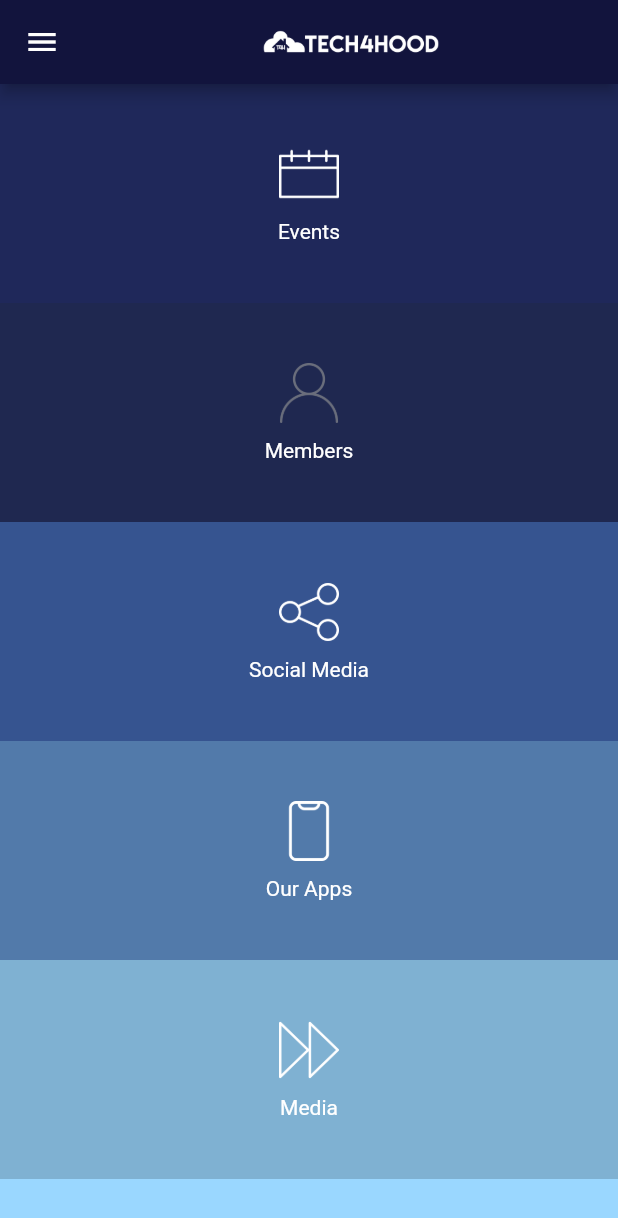
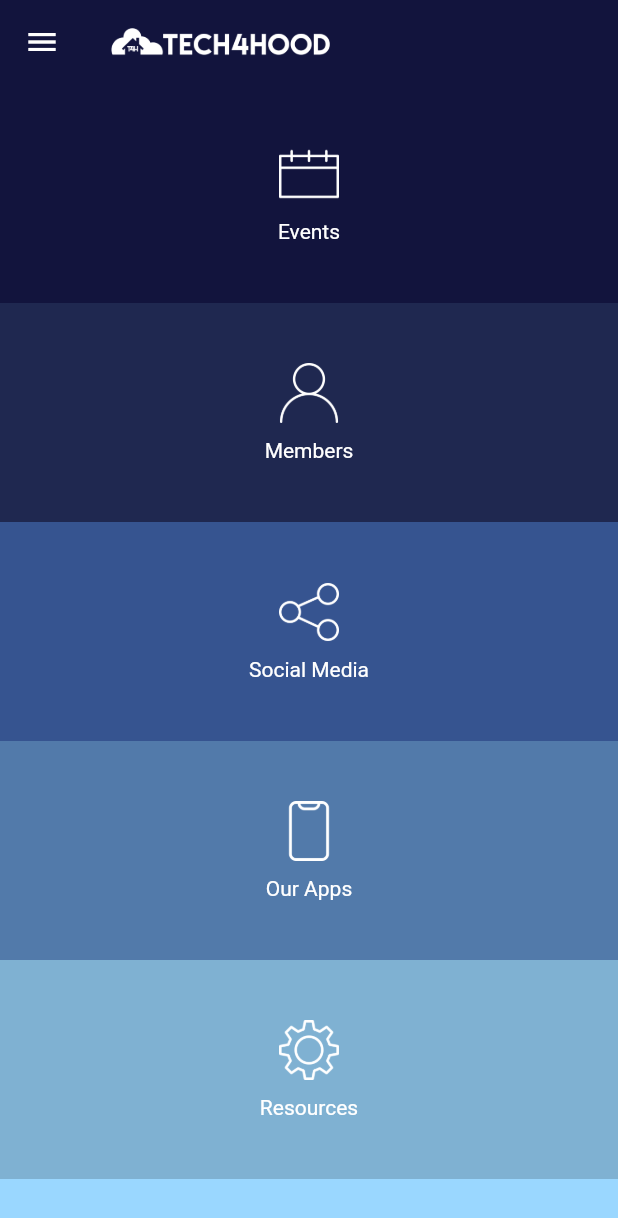
Before and after one commit to vladimirheredia/tech4hood, a Flutter app: the screen it shows after launch, on a phone screen of 412 x 824 dp. Shown: the top 1218 px of the screen. Run offline on Flutter 3.47's test engine with Material 2 defaults, Android fonts, the phone set to English and light mode, and no system bars; missing offline and left inert: flutter_html_view.

Commit message:
added app icons; fixed home page colors; added resources and learning pages.

```diff
--- a/lib/main.dart
+++ b/lib/main.dart
@@ -1,4 +1,5 @@
 import 'package:flutter/material.dart';
+import 'package:flutter/services.dart';
 import './pages/splash_page.dart';
 
 void main() => runApp(MyApp());
@@ -7,7 +8,13 @@ class MyApp extends StatelessWidget {
   // This widget is the root of your application.
   @override
   Widget build(BuildContext context) {
+    SystemChrome.setPreferredOrientations([
+        DeviceOrientation.portraitUp,
+        DeviceOrientation.portraitDown,
+      ]);
+
     return MaterialApp(
+      debugShowCheckedModeBanner: false,
       theme: ThemeData(
         // This is the theme of your application.
         //
--- a/lib/models/menu_item.dart
+++ b/lib/models/menu_item.dart
@@ -1,10 +1,11 @@
 import 'package:flutter/material.dart';
 
 class MenuItemModel extends Object {
-  MenuItemModel(this.label, this.image, this.bgColor, this.id);
+  MenuItemModel(this.label, this.image, this.bgColor, this.labelColor, this.id);
 
   final String label;
   final Color bgColor;
+  final Color labelColor;
   final String image;
   final String id;
 }
--- /dev/null
+++ b/lib/models/resources.dart
@@ -0,0 +1,23 @@
+class ResourceModel {
+  String title;
+  String description;
+  String link;
+  String resourceType;
+  String id;
+
+  ResourceModel({
+    this.title,
+    this.description,
+    this.link,
+    this.resourceType
+  });
+
+  factory ResourceModel.fromJson(Map<String, dynamic> json){
+    return ResourceModel(
+      title: json['title'],
+      description: json['description'],
+      link: json['link'],
+      resourceType: json['resourceType']
+    );
+  }
+}
--- a/lib/pages/home_page.dart
+++ b/lib/pages/home_page.dart
@@ -14,44 +14,7 @@ class HomePage extends StatefulWidget {
 
 class _HomePageState extends State<HomePage> {
 
-  List<MenuItemModel> menuItems = <MenuItemModel>[
-     MenuItemModel(
-      'Events',
-      'calendar_white.png',
-      Color.fromARGB(255, 31, 40, 90),
-      'events'
-    ),
-    MenuItemModel(
-      'Members',
-      'user_gray.png',
-      Color.fromARGB(255, 31, 40, 80),
-      'members'
-    ),
-     MenuItemModel(
-      'Social Media',
-      'share_white.png',
-      Color.fromARGB(255, 54, 84, 144),
-      'social'
-    ),
-     MenuItemModel(
-      'Our Apps',
-      'phone_white.png',
-      Color.fromARGB(255, 82, 122, 170),
-      'apps'
-    ),
-     MenuItemModel(
-      'Media',
-      'next_white.png',
-      Color.fromARGB(255, 127, 177, 210),
-      'media'
-    ),
-     MenuItemModel(
-      'Miscellaneous',
-      'next_white.png',
-      Color.fromARGB(255, 154, 215, 255),
-      'misc'
-    )
-  ];
+
 
   @override
   Widget build(BuildContext context) {
@@ -72,13 +35,16 @@ class _HomePageState extends State<HomePage> {
       ),
         appBar: AppBar(
           //automaticallyImplyLeading: false,
-          title: Center(child: Image.asset('assets/t4h_full_logo.png', width:120),),
-          backgroundColor: Color.fromARGB(255, 18, 20, 61),
-
+          title: Image.asset('assets/t4h_full_logo.png', width:150),
+          backgroundColor: Utilities.themeBlue,
+          elevation: 0.0,
         ),
-        body:  ListView(
-          shrinkWrap: true,
-          children: Utilities.menuWidgets(context, menuItems),
+        body:  Container(
+          color: Utilities.themeBlue,
+          child: ListView(
+            shrinkWrap: true,
+            children: Utilities.menuWidgets(context, Utilities.getMenuItems()),
+          ),
         )
       );
   }
--- a/lib/pages/our_apps_page.dart
+++ b/lib/pages/our_apps_page.dart
@@ -20,18 +20,21 @@ class _OurAppsPageState extends State<OurAppsPage> {
       'Android Apps',
       'apps_android.png',
       Color.fromARGB(255, 122, 192, 13),
+      Colors.white,
       'android'
     ),
      MenuItemModel(
       'IOS Apps',
       'apps_ios.png',
       Color.fromARGB(255, 114, 77, 186),
+      Colors.white,
       'ios'
     ),
      MenuItemModel(
       'Web Apps',
       'apps_web.png',
       Color.fromARGB(255, 47, 159, 221),
+      Colors.white,
       'web'
     )];
 
--- a/lib/pages/social_media_page.dart
+++ b/lib/pages/social_media_page.dart
@@ -26,18 +26,21 @@ class _SocialMediaPageState extends State<SocialMediaPage> {
       'Twitter',
       'social_twitter.png',
       Color.fromARGB(255, 75, 162, 235),
+      Colors.white,
       'tw'
     ),
      MenuItemModel(
       'Instagram',
       'social_instagram.png',
       Color.fromARGB(255, 158, 75, 150),
+      Colors.white,
       'inst'
     ),
      MenuItemModel(
       'YouTube',
       'social_youtube.png',
       Color.fromARGB(255, 233, 25, 33),
+      Colors.white,
       'yt'
     )
   ];
--- a/lib/shared/utils.dart
+++ b/lib/shared/utils.dart
@@ -1,13 +1,65 @@
 import 'package:flutter/material.dart';
+import 'package:tech4hood/models/resources.dart';
+import 'package:tech4hood/pages/learning_page.dart';
+import 'package:tech4hood/pages/resources_page.dart';
 import '../models/menu_item.dart';
 import '../pages/events_page.dart';
 import '../pages/social_media_page.dart';
 import '../pages/our_apps_page.dart';
-import '../pages/media_page.dart';
 import '../pages/members_page.dart';
 import '../pages/twitter_page.dart';
 
 class Utilities {
+
+  static Color themeBlue = Color.fromARGB(255, 18, 20, 61);
+
+  static List<MenuItemModel> getMenuItems() {
+      return <MenuItemModel>[
+      MenuItemModel(
+        'Events',
+        'calendar_white.png',
+        Utilities.themeBlue,
+        Colors.white,
+        'events'
+      ),
+      MenuItemModel(
+        'Members',
+        'user_white.png',
+        Color.fromARGB(255, 31, 40, 80),
+        Colors.white,
+        'members'
+      ),
+      MenuItemModel(
+        'Social Media',
+        'share_white.png',
+        Color.fromARGB(255, 54, 84, 144),
+        Colors.white,
+        'social'
+      ),
+      MenuItemModel(
+        'Our Apps',
+        'phone_white.png',
+        Color.fromARGB(255, 82, 122, 170),
+        Colors.white,
+        'apps'
+      ),
+      MenuItemModel(
+        'Resources',
+        'cog_white.png',
+        Color.fromARGB(255, 127, 177, 210),
+        Colors.white,
+        'resources'
+      ),
+      MenuItemModel(
+        'Learning',
+        'learning_blue.png',
+        Color.fromARGB(255, 154, 215, 255),
+        Color.fromARGB(255, 31, 40, 80),
+        'learning'
+      )
+    ];
+  }
+
   static List<Widget> menuWidgets(
       BuildContext context, List<MenuItemModel> menuItems) {
     return List<Widget>.generate(
@@ -30,7 +82,7 @@ class Utilities {
               Container(
                 margin: EdgeInsets.only(top: 10.0),
                 child: Text(menuItems[index].label,
-                    style: TextStyle(color: Colors.white)),
+                    style: TextStyle(color: menuItems[index].labelColor)),
               )
             ]),
           )),
@@ -63,11 +115,11 @@ class Utilities {
       case 'apps':
         pageWidget = OurAppsPage('Our Apps');
         break;
-      case 'media':
-        pageWidget = MediaPage('Media');
+      case 'resources':
+        pageWidget = ResourcesPage('Resources');
         break;
-      case 'misc':
-        pageWidget = EventsPage('Events');
+      case 'learning':
+        pageWidget = LearningPage('Learning');
         break;
       case 'tw':
         pageWidget = TwitterPage('Twitter');
@@ -76,4 +128,46 @@ class Utilities {
 
     return pageWidget;
   }
+
+
+  static Widget getResourceRowWidget(ResourceModel resource, Function onSelectedResource) {
+    return InkWell(
+      onTap: () {
+        onSelectedResource(resource);
+      },
+      child: Column(
+        children: <Widget>[
+          Container(
+            padding: EdgeInsets.all(20),
+            child: Row(
+              crossAxisAlignment: CrossAxisAlignment.start,
+              children: <Widget>[
+                Icon(Icons.link, color: Utilities.themeBlue),
+                Expanded(
+                  child: Container(
+                    padding: EdgeInsets.only(left: 20),
+                    child: Column(
+                      crossAxisAlignment: CrossAxisAlignment.start,
+                      children: <Widget>[
+                        Text(resource.title,
+                          style: TextStyle(color: Colors.black, fontWeight: FontWeight.bold)
+                        ),
+                        Text(resource.description,
+                          style: TextStyle(color: Colors.black)
+                        )
+                      ],
+                    ),
+                  ),
+                )
+              ],
+            ),
+          ),
+          Divider(
+            color: Colors.grey[300],
+            height: 1,
+          )
+        ],
+      ),
+    );
+  }
 }
--- a/pubspec.yaml
+++ b/pubspec.yaml
@@ -15,6 +15,7 @@ environment:
 dependencies:
   http: ^0.12.0+1
   flutter_html_view: "^0.5.10"
+  url_launcher: ^3.0.0
   flutter:
     sdk: flutter
 
@@ -26,7 +27,12 @@ dependencies:
 dev_dependencies:
   flutter_test:
     sdk: flutter
+  flutter_launcher_icons: "^0.7.0"
 
+flutter_icons:
+  android: "launcher_icon"
+  ios: true
+  image_path: "assets/icon/icon.png"
 
 # For information on the generic Dart part of this file, see the
 # following page: https://www.dartlang.org/tools/pub/pubspec
```
Also changed, not shown: lib/pages/learning_page.dart (renamed from lib/pages/media_page.dart, +4 -4 lines), lib/pages/resources_page.dart (added, +61 -0 lines), lib/pages/splash_page.dart (+6 -6 lines), assets/icon/icon.png (added), assets/learning_blue.png (added), assets/learning_gray.png (added), assets/learning_white.png (added), assets/user_white.png (added), 29 other files.
